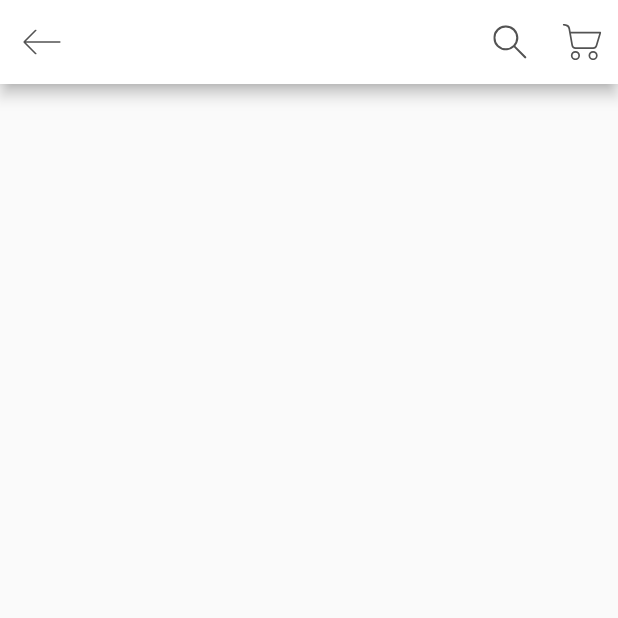
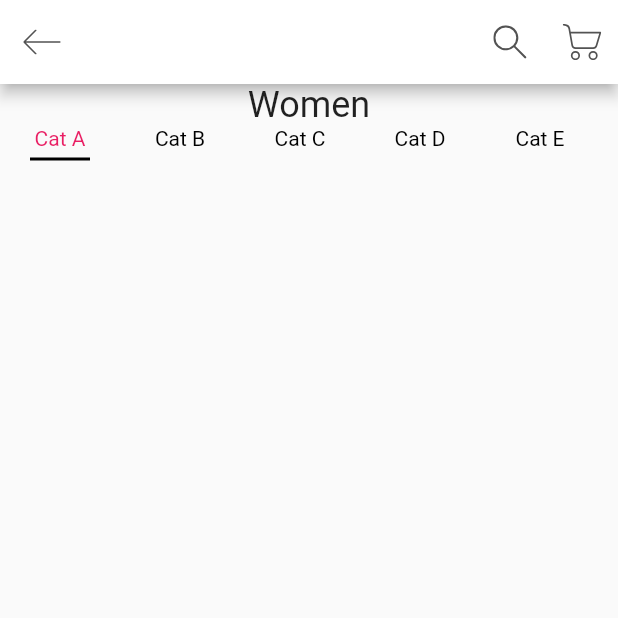
Before and after one commit to syukrianuar/Shop-UI-Flutter, a Flutter app: the screen it shows after launch, on a phone screen of 412 x 824 dp, the top half of it. Run offline on Flutter 3.47's test engine with Material 2 defaults, Android fonts, the phone set to English and light mode, and no system bars; our stand-ins replace flutter_svg.

Commit message:
add category on homescreen body

```diff
--- a/lib/models/product.dart
+++ b/lib/models/product.dart
@@ -23,7 +23,7 @@ List<Product> products = [
       size: 12,
       description: dummyText,
       image: "assets/images/bag_1.png",
-      color: Color(0xFF3D82AE)),
+      color: const Color(0xFF3D82AE)),
   Product(
       id: 2,
       title: "Belt Bag",
@@ -31,7 +31,7 @@ List<Product> products = [
       size: 8,
       description: dummyText,
       image: "assets/images/bag_2.png",
-      color: Color(0xFFD3A984)),
+      color: const Color(0xFFD3A984)),
   Product(
       id: 3,
       title: "Hang Top",
@@ -39,7 +39,7 @@ List<Product> products = [
       size: 10,
       description: dummyText,
       image: "assets/images/bag_3.png",
-      color: Color(0xFF989493)),
+      color: const Color(0xFF989493)),
   Product(
       id: 4,
       title: "Old Fashion",
@@ -47,7 +47,7 @@ List<Product> products = [
       size: 11,
       description: dummyText,
       image: "assets/images/bag_4.png",
-      color: Color(0xFFE6B398)),
+      color: const Color(0xFFE6B398)),
 ];
 
 String dummyText =
--- /dev/null
+++ b/lib/screens/body.dart
@@ -0,0 +1,74 @@
+import 'package:flutter/material.dart';
+
+class Body extends StatefulWidget {
+  const Body({Key? key}) : super(key: key);
+
+  @override
+  _BodyState createState() => _BodyState();
+}
+
+class _BodyState extends State<Body> {
+  @override
+  Widget build(BuildContext context) {
+    return Column(
+      children: [
+        Padding(
+          padding: const EdgeInsets.symmetric(horizontal: 20),
+          child: Text("Women", style: Theme.of(context).textTheme.headline5),
+        ),
+        const Categories(),
+      ],
+    );
+  }
+}
+
+class Categories extends StatefulWidget {
+  const Categories({Key? key}) : super(key: key);
+
+  @override
+  _CategoriesState createState() => _CategoriesState();
+}
+
+class _CategoriesState extends State<Categories> {
+  List<String> categories = ["Cat A", "Cat B", "Cat C", "Cat D", "Cat E", "Cat F", "Cat G"];
+  int selectedIndex = 0;
+  @override
+  Widget build(BuildContext context) {
+    return SizedBox(
+      height: 25,
+      child: ListView.builder(
+        scrollDirection: Axis.horizontal,
+        itemCount: categories.length,
+        itemBuilder: (context, index) => buildCategory(index),
+      ),
+    );
+  }
+
+  Widget buildCategory(int index) {
+    return GestureDetector(
+      onTap: (){
+        setState(() {
+          selectedIndex = index;
+        });
+      },
+      child: Padding(
+        padding: const EdgeInsets.symmetric(horizontal: 20),
+        child: Column(
+          children: [
+            Text(
+              categories[index],
+              style: TextStyle(
+                  color: selectedIndex == index ? Colors.pink : Colors.black),
+            ),
+            Container(
+              margin: EdgeInsets.only(top: 5),
+              height: 2,
+              width: 40,
+              color: selectedIndex == index ? Colors.black : Colors.transparent,
+            )
+          ],
+        ),
+      ),
+    );
+  }
+}
--- a/lib/screens/home_screen.dart
+++ b/lib/screens/home_screen.dart
@@ -1,5 +1,6 @@
 import 'package:flutter/material.dart';
 import 'package:flutter_svg/flutter_svg.dart';
+import 'package:shopui/screens/body.dart';
 import 'package:shopui/styles.dart';
 
 class HomeScreen extends StatefulWidget {
@@ -14,6 +15,7 @@ class _HomeScreenState extends State<HomeScreen> {
   Widget build(BuildContext context) {
     return Scaffold(
       appBar: buildAppBar(),
+      body: const Body(),
     );
   }
 
```
